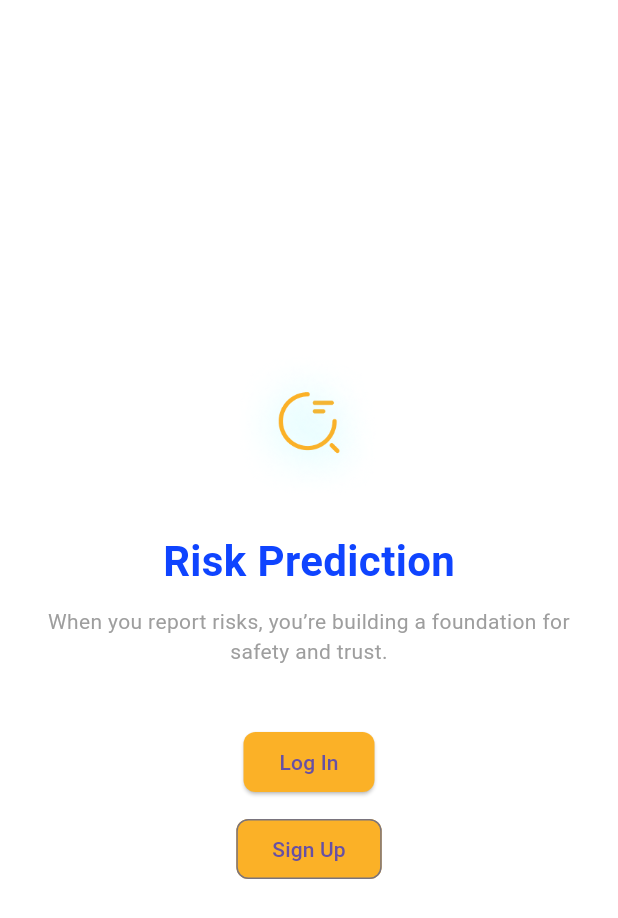
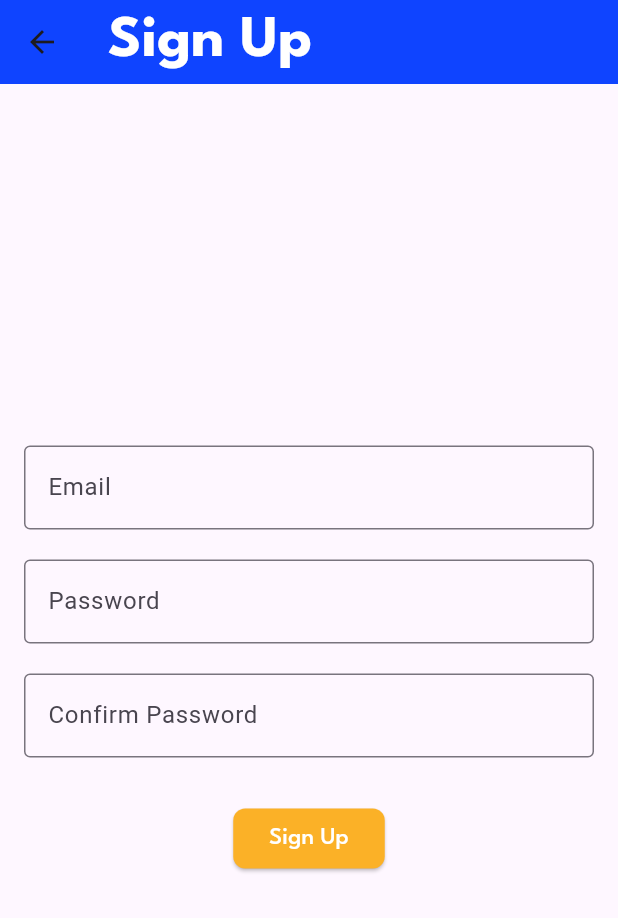
Before and after one commit to ngocleltt/riskprediction, a Flutter app: the WelcomeScreen screen opened by its route, after a tap on "Sign Up", on a phone screen of 412 x 824 dp. Shown: the top 918 px of the screen. Run offline on Flutter 3.47's test engine with Material 3 defaults, Android fonts, the phone set to English and light mode, and no system bars.

Commit message:
fix welcome screen

```diff
--- /dev/null
+++ b/lib/screens/signup_screen.dart
@@ -0,0 +1,52 @@
+import 'package:flutter/material.dart';
+import 'package:riskprediction/styles/app_style.dart';
+
+class SignupScreen extends StatelessWidget {
+  @override
+  Widget build(BuildContext context) {
+    return Scaffold(
+      appBar: AppBar(
+        title: Text('Sign Up', style: AppStyles.headingStyle.copyWith(color: Colors.white)),
+        backgroundColor: Color(0xFF0F44FF),
+      ),
+      body: Padding(
+        padding: const EdgeInsets.all(16.0),
+        child: Column(
+          mainAxisAlignment: MainAxisAlignment.center,
+          children: [
+            TextField(
+              decoration: InputDecoration(
+                labelText: 'Email',
+                border: OutlineInputBorder(),
+              ),
+            ),
+            SizedBox(height: 20),
+            TextField(
+              decoration: InputDecoration(
+                labelText: 'Password',
+                border: OutlineInputBorder(),
+              ),
+              obscureText: true,
+            ),
+            SizedBox(height: 20),
+            TextField(
+              decoration: InputDecoration(
+                labelText: 'Confirm Password',
+                border: OutlineInputBorder(),
+              ),
+              obscureText: true,
+            ),
+            SizedBox(height: 30),
+            ElevatedButton(
+              onPressed: () {
+                // Handle sign up
+              },
+              child: Text('Sign Up', style: AppStyles.bodyStyle.copyWith(color: Colors.white)),
+              style: AppStyles.elevatedButtonStyle,
+            ),
+          ],
+        ),
+      ),
+    );
+  }
+}
--- a/lib/screens/splash_screen.dart
+++ b/lib/screens/splash_screen.dart
@@ -19,7 +19,7 @@ class SplashScreen extends StatelessWidget {
                 width: 300,
                 height: 300,
               ),
-              SizedBox(height: 20),
+              SizedBox(height: 5),
               Text(
                 'Risk Prediction',
                 style: AppStyles.headingStyle,
--- a/lib/screens/welcome_screen.dart
+++ b/lib/screens/welcome_screen.dart
@@ -1,5 +1,7 @@
 import 'package:flutter/material.dart';
 import 'package:riskprediction/styles/app_style.dart';
+import 'package:riskprediction/screens/login_screen.dart';
+import 'package:riskprediction/screens/signup_screen.dart';
 
 class WelcomeScreen extends StatelessWidget {
   @override
@@ -7,48 +9,54 @@ class WelcomeScreen extends StatelessWidget {
     return Scaffold(
       backgroundColor: Colors.white,
       body: Padding(
-        padding: const EdgeInsets.symmetric(horizontal: 16.0),
+        padding: const EdgeInsets.symmetric(horizontal: 32.0),
         child: Column(
           mainAxisAlignment: MainAxisAlignment.center,
           children: [
             Image.asset(
               'assets/images/logo2.png',
-              width: 100,
-              height: 100,
+              width: 300,
+              height: 300,
             ),
-            SizedBox(height: 20),
+            SizedBox(height: 5),
             Text(
               'Risk Prediction',
-              style: TextStyle(
-                fontSize: 28,
-                fontWeight: FontWeight.bold,
-                color: Color(0xFF0F44FF),
-              ),
+              style: AppStyles.headingStyle.copyWith(color: Color(0xFF0F44FF)),
             ),
             SizedBox(height: 10),
             Text(
               'When you report risks, you’re building a foundation for safety and trust.',
               textAlign: TextAlign.center,
-              style: TextStyle(
-                fontSize: 14,
-                color: Colors.grey,
-              ),
+              style: AppStyles.bodyStyle.copyWith(color: Color(0xFF0F44FF)),
             ),
             SizedBox(height: 40),
             ElevatedButton(
               onPressed: () {
-                // Navigate to Login Screen
+                Navigator.push(context, MaterialPageRoute(builder: (context) => LoginScreen()));
               },
-              child: Text('Log In'),
-              style: AppStyles.elevatedButtonStyle,
+              child: Text('Log In', style: AppStyles.bodyStyle.copyWith(fontSize: 18, fontWeight: FontWeight.w600).copyWith(color: Colors.white)),
+              style: ElevatedButton.styleFrom(
+                backgroundColor: Color(0xFFFBB127),
+                elevation: 0,
+                shape: RoundedRectangleBorder(
+                  borderRadius: BorderRadius.circular(30),
+                ),
+                padding: EdgeInsets.symmetric(vertical: 14, horizontal: 64),
+              ),
             ),
             SizedBox(height: 10),
             OutlinedButton(
               onPressed: () {
-                // Navigate to Sign Up Screen
+                Navigator.push(context, MaterialPageRoute(builder: (context) => SignupScreen()));
               },
-              child: Text('Sign Up'),
-              style: AppStyles.elevatedButtonStyle,
+              child: Text('Sign Up', style: AppStyles.bodyStyle.copyWith(fontSize: 18, fontWeight: FontWeight.w600).copyWith(color: Color(0xFFFBB127))),
+              style: OutlinedButton.styleFrom(
+                shape: RoundedRectangleBorder(
+                  borderRadius: BorderRadius.circular(30),
+                ),
+                padding: EdgeInsets.symmetric(vertical: 14, horizontal: 64),
+                backgroundColor: Color(0xFFE3EAFE),
+              ),
             ),
           ],
         ),
```
Also changed, not shown: lib/screens/login_screen.dart (added, +44 -0 lines).
